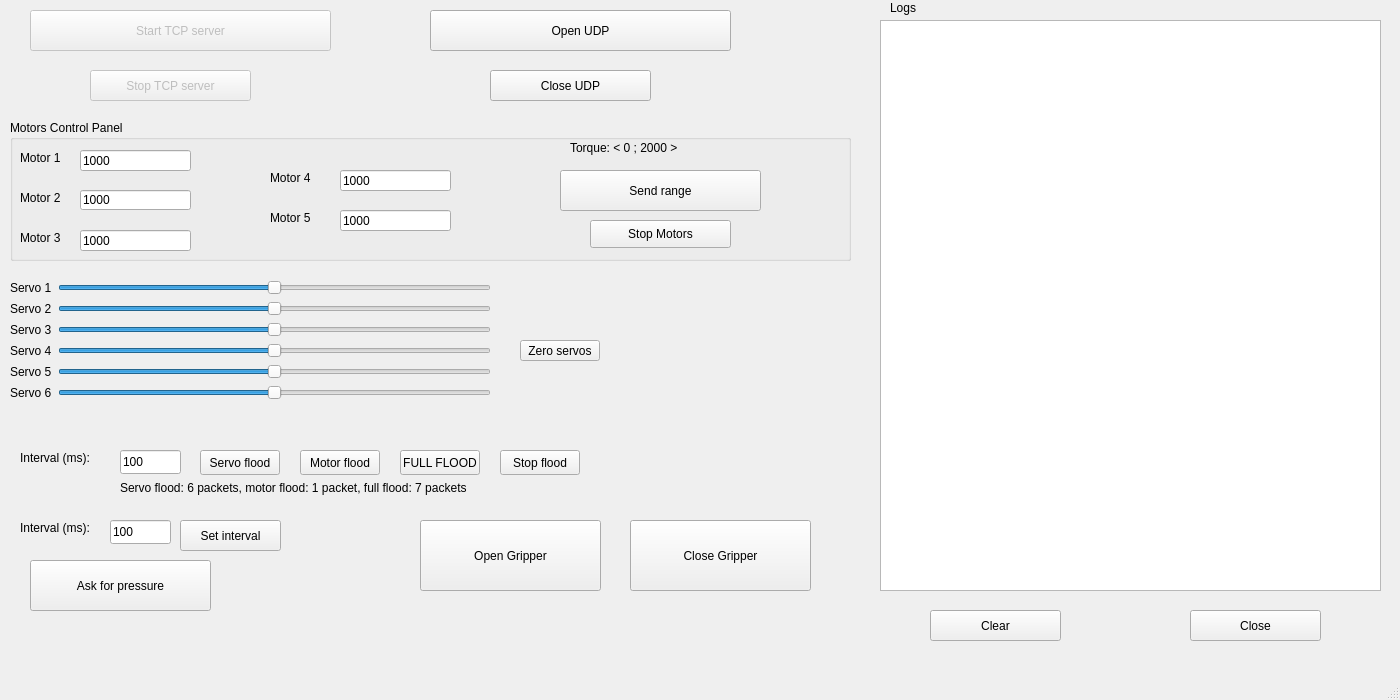
First picture: the form in App/mainwindow.ui, repository sq8vps/haller, before the edit.
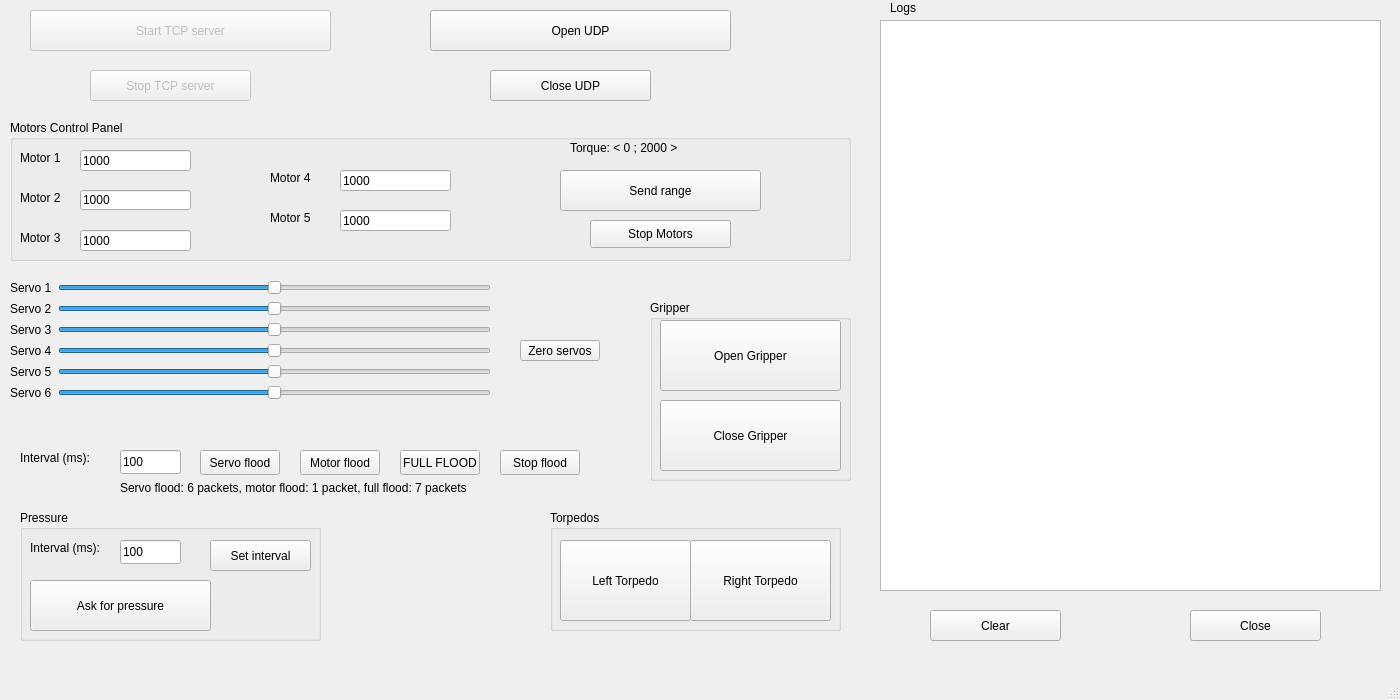
Second picture: the form after the edit.

What changed in the file:
```diff
--- a/App/mainwindow.ui
+++ b/App/mainwindow.ui
@@ -551,11 +551,101 @@
      <string>Servo flood: 6 packets, motor flood: 1 packet, full flood: 7 packets</string>
     </property>
    </widget>
+   <widget class="QGroupBox" name="groupBox_2">
+    <property name="geometry">
+     <rect>
+      <x>650</x>
+      <y>300</y>
+      <width>201</width>
+      <height>181</height>
+     </rect>
+    </property>
+    <property name="title">
+     <string>Gripper</string>
+    </property>
+    <widget class="QPushButton" name="closeGripper">
+     <property name="geometry">
+      <rect>
+       <x>10</x>
+       <y>100</y>
+       <width>181</width>
+       <height>71</height>
+      </rect>
+     </property>
+     <property name="text">
+      <string>Close Gripper</string>
+     </property>
+    </widget>
+    <widget class="QPushButton" name="openGripper">
+     <property name="geometry">
+      <rect>
+       <x>10</x>
+       <y>20</y>
+       <width>181</width>
+       <height>71</height>
+      </rect>
+     </property>
+     <property name="text">
+      <string>Open Gripper</string>
+     </property>
+    </widget>
+   </widget>
+   <widget class="QGroupBox" name="groupBox_3">
+    <property name="geometry">
+     <rect>
+      <x>550</x>
+      <y>510</y>
+      <width>291</width>
+      <height>121</height>
+     </rect>
+    </property>
+    <property name="title">
+     <string>Torpedos</string>
+    </property>
+    <widget class="QPushButton" name="torpedo_left">
+     <property name="geometry">
+      <rect>
+       <x>10</x>
+       <y>30</y>
+       <width>131</width>
+       <height>81</height>
+      </rect>
+     </property>
+     <property name="text">
+      <string>Left Torpedo</string>
+     </property>
+    </widget>
+    <widget class="QPushButton" name="torpedo_right">
+     <property name="geometry">
+      <rect>
+       <x>140</x>
+       <y>30</y>
+       <width>141</width>
+       <height>81</height>
+      </rect>
+     </property>
+     <property name="text">
+      <string>Right Torpedo</string>
+     </property>
+    </widget>
+   </widget>
+   <widget class="QGroupBox" name="groupBox_4">
+    <property name="geometry">
+     <rect>
+      <x>20</x>
+      <y>510</y>
+      <width>301</width>
+      <height>131</height>
+     </rect>
+    </property>
+    <property name="title">
+     <string>Pressure</string>
+    </property>
    <widget class="QPushButton" name="pushButton_6">
     <property name="geometry">
      <rect>
-      <x>30</x>
-      <y>560</y>
+       <x>10</x>
+       <y>70</y>
       <width>181</width>
       <height>51</height>
      </rect>
@@ -564,24 +654,24 @@
      <string>Ask for pressure</string>
     </property>
    </widget>
-   <widget class="QPushButton" name="pushButton_7">
+    <widget class="QLabel" name="label_16">
     <property name="geometry">
      <rect>
-      <x>180</x>
-      <y>520</y>
+       <x>10</x>
+       <y>30</y>
       <width>101</width>
-      <height>31</height>
+       <height>16</height>
      </rect>
     </property>
     <property name="text">
-     <string>Set interval</string>
+      <string>Interval (ms):</string>
     </property>
    </widget>
    <widget class="QLineEdit" name="lineEdit_3">
     <property name="geometry">
      <rect>
-      <x>110</x>
-      <y>520</y>
+       <x>100</x>
+       <y>30</y>
       <width>61</width>
       <height>24</height>
      </rect>
@@ -593,44 +683,19 @@
      <number>4</number>
     </property>
    </widget>
-   <widget class="QLabel" name="label_16">
+    <widget class="QPushButton" name="pushButton_7">
     <property name="geometry">
      <rect>
-      <x>20</x>
-      <y>520</y>
+       <x>190</x>
+       <y>30</y>
       <width>101</width>
-      <height>16</height>
+       <height>31</height>
      </rect>
     </property>
     <property name="text">
-     <string>Interval (ms):</string>
-    </property>
-   </widget>
-   <widget class="QPushButton" name="openGripper">
-    <property name="geometry">
-     <rect>
-      <x>420</x>
-      <y>520</y>
-      <width>181</width>
-      <height>71</height>
-     </rect>
-    </property>
-    <property name="text">
-     <string>Open Gripper</string>
-    </property>
-   </widget>
-   <widget class="QPushButton" name="closeGripper">
-    <property name="geometry">
-     <rect>
-      <x>630</x>
-      <y>520</y>
-      <width>181</width>
-      <height>71</height>
-     </rect>
-    </property>
-    <property name="text">
-     <string>Close Gripper</string>
-    </property>
+      <string>Set interval</string>
+     </property>
+    </widget>
    </widget>
   </widget>
   <widget class="QMenuBar" name="menubar">
```
Lines whose indentation alone changed are shown as unchanged.
